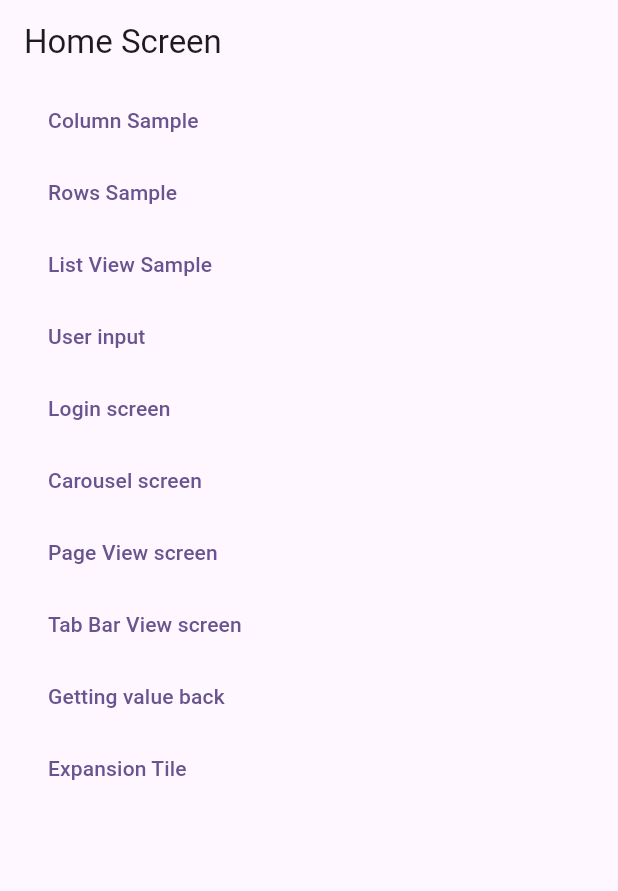
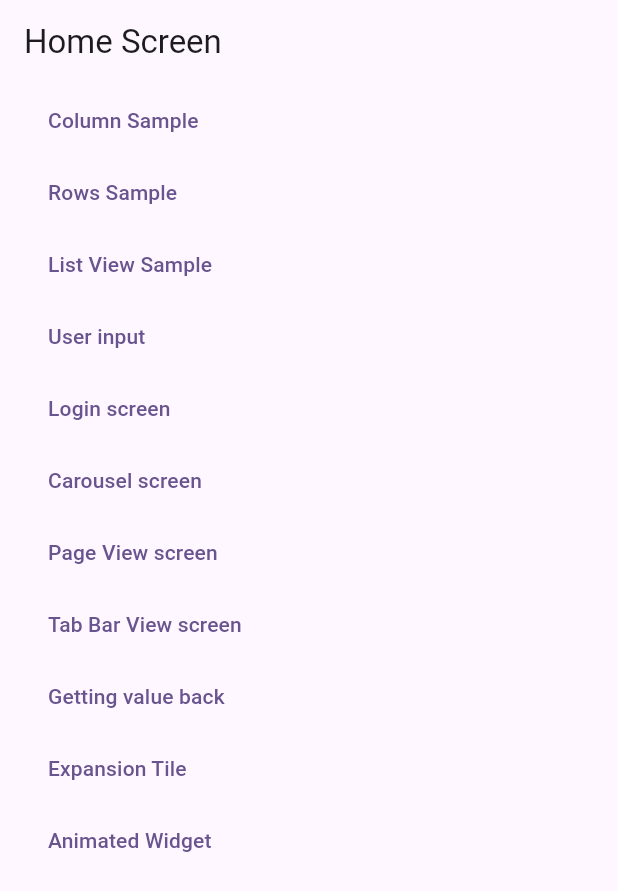
Before and after one commit to Odinachi/SCA-playground, a Flutter app: the screen it shows after launch, on a phone screen of 412 x 824 dp. Shown: the top 891 px of the screen. Run offline on Flutter 3.47's test engine with Material 3 defaults, Android fonts, the phone set to English and light mode, and no system bars; our stand-ins replace cached_network_image, carousel_slider, flutter_svg.

Commit message:
animated widget init

```diff
--- a/lib/features/home/home_screen.dart
+++ b/lib/features/home/home_screen.dart
@@ -131,6 +131,15 @@ class HomeScreen extends StatelessWidget {
                 },
                 child: const Text("Expansion Tile"),
               ),
+              TextButton(
+                onPressed: () {
+                  Navigator.pushNamed(
+                    context,
+                    AppRouteStrings.animatedWidgetScreen,
+                  );
+                },
+                child: const Text("Animated Widget"),
+              ),
             ],
           ),
         ),
--- a/lib/features/navigation/route_strings.dart
+++ b/lib/features/navigation/route_strings.dart
@@ -9,4 +9,5 @@ class AppRouteStrings {
   static const String tabBarViewScreen = "/tab_bar_view_screen";
   static const String popValueScreen = "/pop_value_screen";
   static const String expansionTileScreen = "/expansion_tile_screen";
+  static const String animatedWidgetScreen = "/animated_widget_screen";
 }
--- a/lib/features/navigation/router.dart
+++ b/lib/features/navigation/router.dart
@@ -8,6 +8,7 @@ import 'package:secondapp/features/login/login_screen.dart';
 import 'package:secondapp/features/manual_input/manual_input.dart';
 import 'package:secondapp/features/user_input/user_input_screen.dart';
 
+import '../animated_widgets/animated_widget_screen.dart';
 import '../columns/column.dart';
 import '../page_view/page_view_screen.dart';
 import '../tabbar_view/tabbar_view_screen.dart';
@@ -40,6 +41,8 @@ class AppRouter {
         return CupertinoPageRoute(builder: (_) => const PopValueScreen());
       case AppRouteStrings.expansionTileScreen:
         return CupertinoPageRoute(builder: (_) => const ExpansionTileScreen());
+      case AppRouteStrings.animatedWidgetScreen:
+        return CupertinoPageRoute(builder: (_) => const AnimatedWidgetScreen());
       default:
         return CupertinoPageRoute(builder: (_) => const SizedBox());
     }
```
Also changed, not shown: lib/features/animated_widgets/animated_widget_screen.dart (added, +20 -0 lines).
